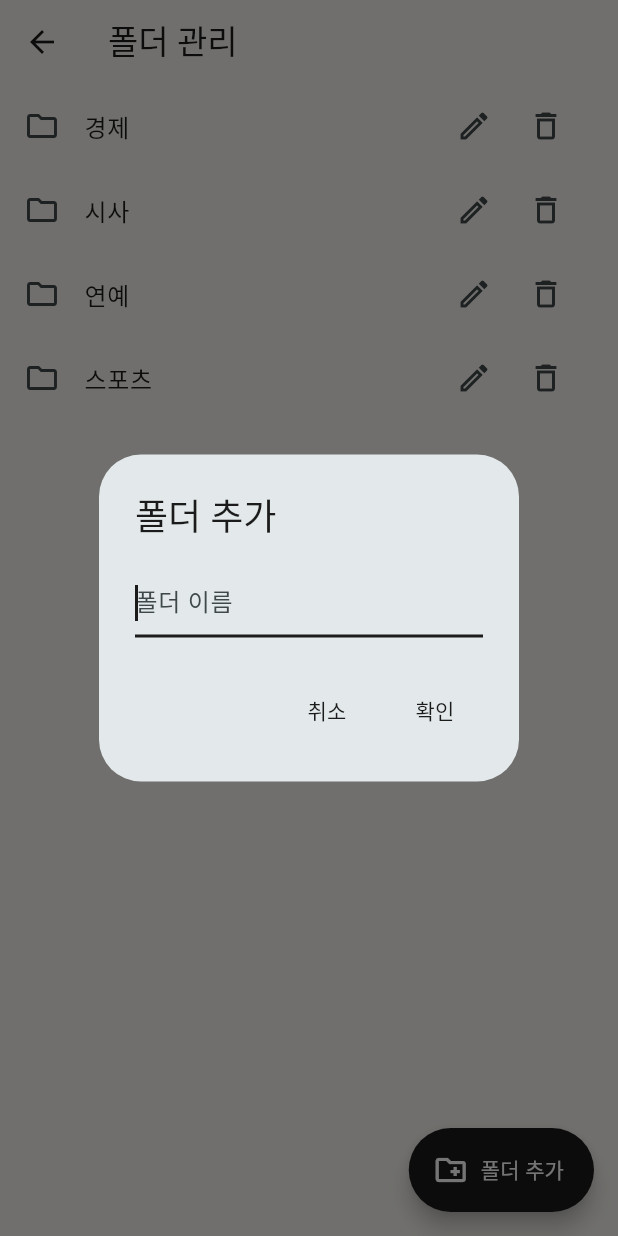
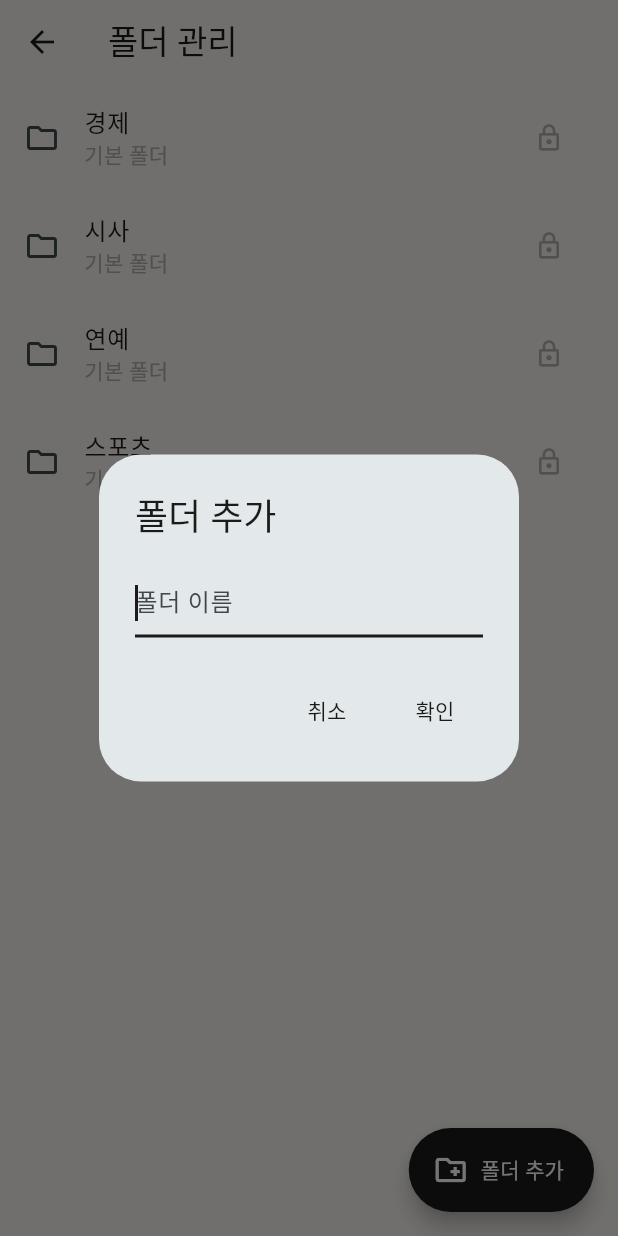
Before and after one commit to webpgmlee/announcer_app, a Flutter app: the FolderManageScreen screen opened directly, after a tap on "폴더 추가", on a phone screen of 412 x 824 dp. Run offline on Flutter 3.47's test engine with Material 3 defaults, Android fonts, the phone set to English and light mode, and no system bars; our stand-ins replace fl_chart, flutter_riverpod, just_audio, sqflite; missing offline and left inert: app_settings, record, whisper_ggml; accounts and stored records are empty.

Commit message:
feat: lock default category folders against rename and delete
Co-Authored-By: Claude Opus 5.5 <noreply@anthropic.com>

```diff
--- a/lib/data/folder_repository.dart
+++ b/lib/data/folder_repository.dart
@@ -1,6 +1,11 @@
 import 'package:sqflite/sqflite.dart';
 
 import 'models.dart';
+
+/// 앱이 기본 뉴스 원고를 넣으며 만드는 폴더. 이름을 바꾸거나 지울 수 없다.
+const defaultFolderNames = ['경제', '시사', '연예', '스포츠'];
+
+bool isDefaultFolder(Folder f) => defaultFolderNames.contains(f.name);
 
 class FolderRepository {
   FolderRepository(this._db);
@@ -25,16 +30,25 @@ class FolderRepository {
     return _db.insert('folders', {'name': n, 'created_at': DateTime.now().millisecondsSinceEpoch});
   }
 
-  /// 이름을 바꾼다. 규칙은 [add]와 같다 (자기 이름 그대로는 괜찮다).
+  /// 이름을 바꾼다. 규칙은 [add]와 같다 (자기 이름 그대로는 괜찮다). 기본 폴더는 바꿀 수 없다.
   Future<void> rename(int id, String name) async {
+    await _refuseDefault(id);
     final n = await _checkName(name, except: id);
     await _db.update('folders', {'name': n}, where: 'id = ?', whereArgs: [id]);
   }
 
-  /// 폴더를 지운다. 안의 원고는 지우지 않고 폴더 없음으로 옮긴다.
+  /// 폴더를 지운다. 안의 원고는 지우지 않고 폴더 없음으로 옮긴다. 기본 폴더는 지울 수 없다.
   Future<void> delete(int id) async {
+    await _refuseDefault(id);
     await _db.update('scripts', {'folder_id': null}, where: 'folder_id = ?', whereArgs: [id]);
     await _db.delete('folders', where: 'id = ?', whereArgs: [id]);
+  }
+
+  Future<void> _refuseDefault(int id) async {
+    final rows = await _db.query('folders', columns: ['name'], where: 'id = ?', whereArgs: [id]);
+    if (rows.isNotEmpty && defaultFolderNames.contains(rows.single['name'])) {
+      throw ArgumentError.value(id, 'id', '기본 폴더는 바꾸거나 지울 수 없어요');
+    }
   }
 
   Future<String> _checkName(String name, {int? except}) async {
--- a/lib/data/news_library.dart
+++ b/lib/data/news_library.dart
@@ -10,7 +10,7 @@ import 'script_repository.dart';
 // 숫자는 한자어로 읽는 표기(예: 3.25%, 250만 원)만 쓰고, 고유어로 읽어야 하는 수(아홉 개, 열 시)는
 // 한글로 적었다. 읽는 소리 변환(readAloud)이 그대로 읽을 수 있게 하기 위해서다.
 
-const newsCategories = ['경제', '시사', '연예', '스포츠'];
+const newsCategories = defaultFolderNames;
 const levelLabels = {1: '초급', 2: '중급', 3: '고급'};
 
 typedef NewsScript = ({String category, int level, String title, String body});
--- a/lib/screens/folder_manage_screen.dart
+++ b/lib/screens/folder_manage_screen.dart
@@ -2,6 +2,7 @@
 import 'package:flutter/material.dart';
 import 'package:flutter_riverpod/flutter_riverpod.dart';
 
+import '../data/folder_repository.dart';
 import '../data/models.dart';
 import '../providers.dart';
 import '../theme.dart';
@@ -11,9 +12,12 @@ class FolderManageScreen extends ConsumerWidget {
   const FolderManageScreen({super.key});
 
   /// 이름 입력 창. [save]가 ArgumentError를 던지면 창 안에 이유를 보여준다.
-  Future<void> _nameDialog(BuildContext context,
-      {required String title, String initial = '', required Future<void> Function(String) save}) =>
-      showDialog<void>(
+  Future<void> _nameDialog(
+    BuildContext context, {
+    required String title,
+    String initial = '',
+    required Future<void> Function(String) save,
+  }) => showDialog<void>(
     context: context,
     builder: (_) => _NameDialog(title: title, initial: initial, save: save),
   );
@@ -25,8 +29,14 @@ class FolderManageScreen extends ConsumerWidget {
         title: const Text('폴더를 지울까요?'),
         content: const Text('안의 원고는 지워지지 않고 폴더 없음으로 옮겨져요.'),
         actions: [
-          TextButton(onPressed: () => Navigator.pop(context, false), child: const Text('취소')),
-          TextButton(onPressed: () => Navigator.pop(context, true), child: const Text('지우기')),
+          TextButton(
+            onPressed: () => Navigator.pop(context, false),
+            child: const Text('취소'),
+          ),
+          TextButton(
+            onPressed: () => Navigator.pop(context, true),
+            child: const Text('지우기'),
+          ),
         ],
       ),
     );
@@ -42,20 +52,47 @@ class FolderManageScreen extends ConsumerWidget {
     return Scaffold(
       appBar: AppBar(title: const Text('폴더 관리')),
       floatingActionButton: FloatingActionButton.extended(
-        onPressed: () => _nameDialog(context, title: '폴더 추가', save: (name) async {
+        onPressed: () => _nameDialog(
+          context,
+          title: '폴더 추가',
+          save: (name) async {
             await repo.add(name);
             refreshLists(ref);
-        }),
+          },
+        ),
         icon: const Icon(Icons.create_new_folder_outlined),
         label: const Text('폴더 추가'),
       ),
       body: switch (folders) {
         AsyncData(:final value) when value.isEmpty => const Center(
-            child: Text('아직 폴더가 없어요', style: TextStyle(fontSize: 16, color: Palette.muted))),
+          child: Text(
+            '아직 폴더가 없어요',
+            style: TextStyle(fontSize: 16, color: Palette.muted),
+          ),
+        ),
         AsyncData(:final value) => ListView(
           padding: const EdgeInsets.only(bottom: 96),
           children: [
             for (final f in value)
+              if (isDefaultFolder(f))
+                // 기본 폴더(경제·시사·연예·스포츠)는 이름을 바꾸거나 지울 수 없다.
+                ListTile(
+                  leading: const Icon(Icons.folder_outlined),
+                  title: Text(f.name),
+                  subtitle: const Text(
+                    '기본 폴더',
+                    style: TextStyle(color: Palette.faint),
+                  ),
+                  trailing: const Padding(
+                    padding: EdgeInsets.only(right: 12),
+                    child: Icon(
+                      Icons.lock_outline,
+                      color: Palette.faint,
+                      size: 20,
+                    ),
+                  ),
+                )
+              else
                 ListTile(
                   leading: const Icon(Icons.folder_outlined),
                   title: Text(f.name),
@@ -65,11 +102,15 @@ class FolderManageScreen extends ConsumerWidget {
                       IconButton(
                         tooltip: '이름 바꾸기',
                         icon: const Icon(Icons.edit_outlined),
-                        onPressed: () => _nameDialog(context,
-                            title: '이름 바꾸기', initial: f.name, save: (name) async {
+                        onPressed: () => _nameDialog(
+                          context,
+                          title: '이름 바꾸기',
+                          initial: f.name,
+                          save: (name) async {
                             await repo.rename(f.id!, name);
                             refreshLists(ref);
-                        }),
+                          },
+                        ),
                       ),
                       IconButton(
                         tooltip: '폴더 지우기',
@@ -89,7 +130,11 @@ class FolderManageScreen extends ConsumerWidget {
 }
 
 class _NameDialog extends StatefulWidget {
-  const _NameDialog({required this.title, required this.initial, required this.save});
+  const _NameDialog({
+    required this.title,
+    required this.initial,
+    required this.save,
+  });
   final String title;
   final String initial;
   final Future<void> Function(String) save;
@@ -127,7 +172,10 @@ class _NameDialogState extends State<_NameDialog> {
       onSubmitted: (_) => _submit(),
     ),
     actions: [
-          TextButton(onPressed: () => Navigator.pop(context), child: const Text('취소')),
+      TextButton(
+        onPressed: () => Navigator.pop(context),
+        child: const Text('취소'),
+      ),
       TextButton(onPressed: _submit, child: const Text('확인')),
     ],
   );
```
Also changed, not shown: 2 other files. Lines whose indentation alone changed are shown as unchanged.
